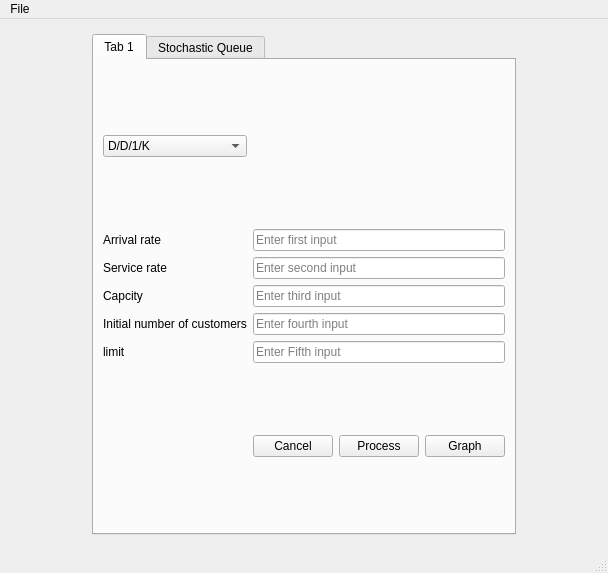
Before: the Qt Designer form views/untitled.ui in abdo-mongy/Queuing-theory-, drawn with Qt 5.
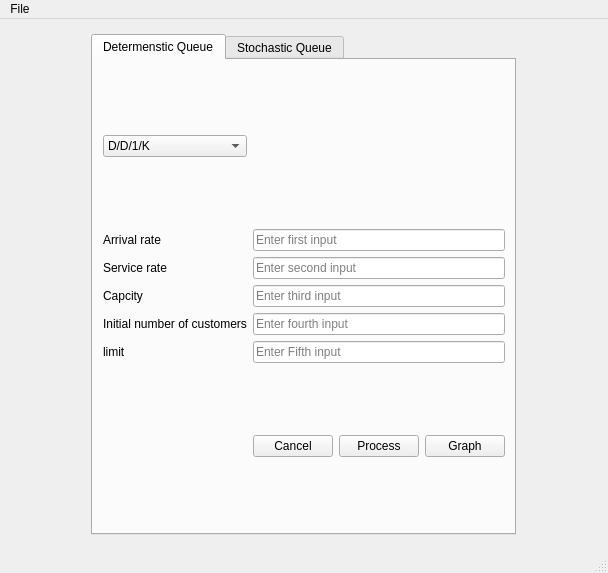
After: the same form once the commit is applied. The open tabs and pages were chosen to show the change.

Commit message: tm elhbd

Patch:
```diff
--- a/views/untitled.ui
+++ b/views/untitled.ui
@@ -51,9 +51,12 @@
           </sizepolicy>
          </property>
          <attribute name="title">
-          <string>Tab 1</string>
+          <string>Determenstic Queue</string>
          </attribute>
          <layout class="QGridLayout" name="gridLayout_3">
+          <property name="leftMargin">
+           <number>10</number>
+          </property>
           <item row="0" column="0">
            <widget class="QComboBox" name="comboBox">
             <item>
```
Left out of the diff: 6 changed lines with no effect on the pictures.
